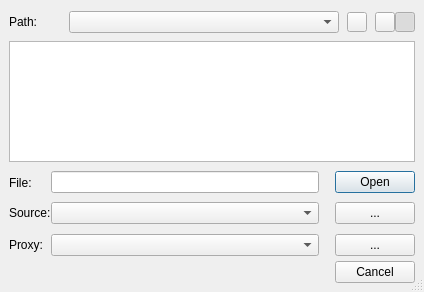
First picture: the form in src/chart/openviewdialog.ui, repository performancecopilot/pcp, before the edit.
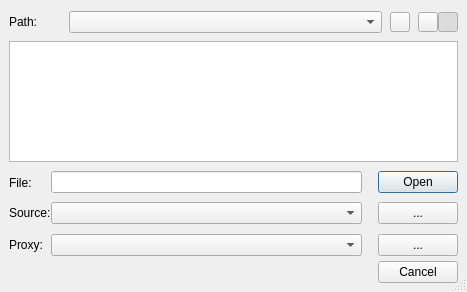
Second picture: the form after the edit. Icons and pictures are not drawn.

Commit message: Widen the openview dialog slightly.

```diff
--- a/src/chart/openviewdialog.ui
+++ b/src/chart/openviewdialog.ui
@@ -8,7 +8,7 @@
    <rect>
     <x>0</x>
     <y>0</y>
-    <width>424</width>
+    <width>467</width>
     <height>292</height>
    </rect>
   </property>
```
